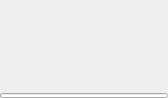
Before: the Qt Designer form MediaManager/src/QtClasses/UI/Form Files/NotificationDialog.ui in PaunescuAndrei/MediaManager, drawn with Qt 5.
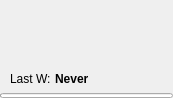
After: the same form once the commit is applied. Custom widgets are drawn as their Qt base class.

Commit message: Show last watched info in notification

Diff of the .ui file:
```diff
--- a/MediaManager/src/QtClasses/UI/Form Files/NotificationDialog.ui
+++ b/MediaManager/src/QtClasses/UI/Form Files/NotificationDialog.ui
@@ -6,7 +6,7 @@
    <rect>
     <x>0</x>
     <y>0</y>
-    <width>168</width>
+    <width>173</width>
     <height>98</height>
    </rect>
   </property>
@@ -124,16 +124,29 @@
             </item>
             <item>
              <widget class="QLabel" name="tags">
+              <property name="font">
+               <font>
+                <pointsize>10</pointsize>
+               </font>
+              </property>
+              <property name="styleSheet">
+               <string notr="true">QLabel {
+color: #AAAAAA;
+}</string>
+              </property>
               <property name="text">
                <string/>
               </property>
+              <property name="wordWrap">
+               <bool>true</bool>
+              </property>
              </widget>
             </item>
             <item>
-             <widget class="QWidget" name="widget" native="true">
-              <layout class="QHBoxLayout" name="horizontalLayout">
+             <widget class="QWidget" name="statsWidget" native="true">
+              <layout class="QHBoxLayout" name="statsLayout" stretch="0,0,2,0,1">
                <property name="spacing">
-                <number>0</number>
+                <number>12</number>
                </property>
                <property name="leftMargin">
                 <number>0</number>
@@ -148,23 +161,151 @@
                 <number>0</number>
                </property>
                <item>
-                <widget class="starEditorWidget" name="rating" native="true"/>
+                <widget class="QWidget" name="lastWatchedContainer" native="true">
+                 <layout class="QHBoxLayout" name="lastWatchedLayout">
+                  <property name="spacing">
+                   <number>4</number>
+                  </property>
+                  <property name="leftMargin">
+                   <number>0</number>
+                  </property>
+                  <property name="topMargin">
+                   <number>0</number>
+                  </property>
+                  <property name="rightMargin">
+                   <number>0</number>
+                  </property>
+                  <property name="bottomMargin">
+                   <number>0</number>
+                  </property>
+                  <item>
+                   <widget class="QLabel" name="lastWatchedLabel">
+                    <property name="text">
+                     <string>Last W:</string>
+                    </property>
+                   </widget>
+                  </item>
+                  <item>
+                   <widget class="QLabel" name="lastWatchedValueLabel">
+                    <property name="font">
+                     <font>
+                      <bold>true</bold>
+                     </font>
+                    </property>
+                    <property name="text">
+                     <string>Never</string>
+                    </property>
+                    <property name="wordWrap">
+                     <bool>false</bool>
+                    </property>
+                   </widget>
+                  </item>
+                  <item>
+                   <spacer name="horizontalSpacer">
+                    <property name="orientation">
+                     <enum>Qt::Orientation::Horizontal</enum>
+                    </property>
+                    <property name="sizeHint" stdset="0">
+                     <size>
+                      <width>0</width>
+                      <height>0</height>
+                     </size>
+                    </property>
+                   </spacer>
+                  </item>
+                 </layout>
+                </widget>
                </item>
                <item>
-                <widget class="QLabel" name="starsLabel">
-                 <property name="text">
-                  <string/>
+                <spacer name="statsSpacerLeft">
+                 <property name="orientation">
+                  <enum>Qt::Orientation::Horizontal</enum>
                  </property>
+                 <property name="sizeHint" stdset="0">
+                  <size>
+                   <width>8</width>
+                   <height>0</height>
+                  </size>
+                 </property>
+                </spacer>
+               </item>
+               <item>
+                <widget class="QWidget" name="ratingContainer" native="true">
+                 <layout class="QHBoxLayout" name="ratingLayout">
+                  <property name="spacing">
+                   <number>4</number>
+                  </property>
+                  <property name="leftMargin">
+                   <number>0</number>
+                  </property>
+                  <property name="topMargin">
+                   <number>0</number>
+                  </property>
+                  <property name="rightMargin">
+                   <number>0</number>
+                  </property>
+                  <property name="bottomMargin">
+                   <number>0</number>
+                  </property>
+                  <item>
+                   <spacer name="ratingLeftSpacer">
+                    <property name="orientation">
+                     <enum>Qt::Orientation::Horizontal</enum>
+                    </property>
+                    <property name="sizeHint" stdset="0">
+                     <size>
+                      <width>10</width>
+                      <height>0</height>
+                     </size>
+                    </property>
+                   </spacer>
+                  </item>
+                  <item>
+                   <widget class="starEditorWidget" name="rating" native="true">
+                    <property name="sizePolicy">
+                     <sizepolicy hsizetype="Preferred" vsizetype="Preferred">
+                      <horstretch>0</horstretch>
+                      <verstretch>0</verstretch>
+                     </sizepolicy>
+                    </property>
+                   </widget>
+                  </item>
+                  <item>
+                   <widget class="QLabel" name="starsLabel">
+                    <property name="font">
+                     <font>
+                      <bold>true</bold>
+                     </font>
+                    </property>
+                    <property name="text">
+                     <string/>
+                    </property>
+                   </widget>
+                  </item>
+                  <item>
+                   <spacer name="ratingRightSpacer">
+                    <property name="orientation">
+                     <enum>Qt::Orientation::Horizontal</enum>
+                    </property>
+                    <property name="sizeHint" stdset="0">
+                     <size>
+                      <width>10</width>
+                      <height>0</height>
+                     </size>
+                    </property>
+                   </spacer>
+                  </item>
+                 </layout>
                 </widget>
                </item>
                <item>
-                <spacer name="horizontalSpacer">
+                <spacer name="statsSpacerRight">
                  <property name="orientation">
                   <enum>Qt::Orientation::Horizontal</enum>
                  </property>
                  <property name="sizeHint" stdset="0">
                   <size>
-                   <width>0</width>
+                   <width>8</width>
                    <height>0</height>
                   </size>
                  </property>
@@ -172,9 +313,17 @@
                </item>
                <item>
                 <widget class="QLabel" name="viewsLabel">
+                 <property name="font">
+                  <font>
+                   <bold>true</bold>
+                  </font>
+                 </property>
                  <property name="text">
                   <string/>
                  </property>
+                 <property name="alignment">
+                  <set>Qt::AlignmentFlag::AlignRight</set>
+                 </property>
                 </widget>
                </item>
               </layout>
```
The commit also changes 1 other file.
